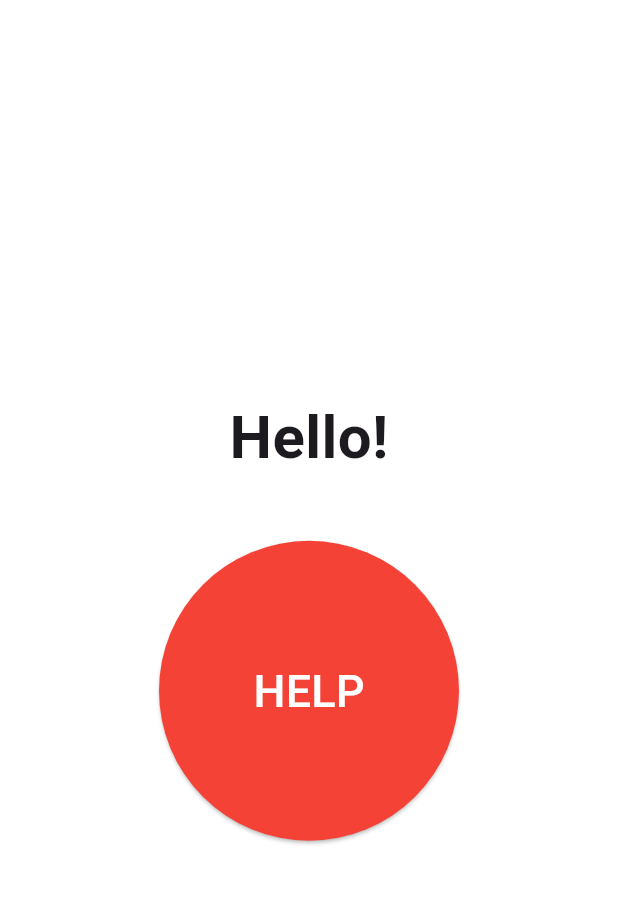
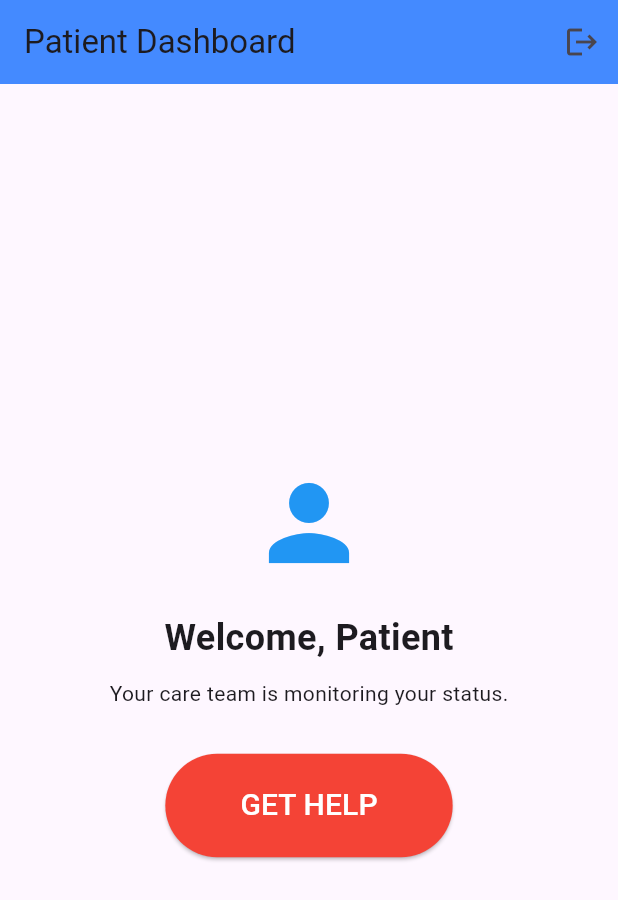
Before and after one commit to mariaawadd/alzheimer_care_app, a Flutter app: the screen it shows once a user with an empty profile is signed in, on a phone screen of 412 x 824 dp. Shown: the top 900 px of the screen. Run offline on Flutter 3.47's test engine with Material 3 defaults, Android fonts, the phone set to English and light mode, and no system bars; our stand-ins replace cloud_firestore, firebase_auth, firebase_core; accounts and stored records are empty; network calls fail.

Commit message:
Verified Sign-Up, Role-Based Routing, Persistence, and Logout

```diff
--- a/lib/screens/patient_home.dart
+++ b/lib/screens/patient_home.dart
@@ -1,25 +1,46 @@
 import 'package:flutter/material.dart';
+import '../services/auth_service.dart';
 
 class PatientHome extends StatelessWidget {
   @override
   Widget build(BuildContext context) {
     return Scaffold(
-      backgroundColor: Colors.white,
+      appBar: AppBar(
+        title: const Text("Patient Dashboard"),
+        backgroundColor: Colors.blueAccent,
+        actions: [
+          IconButton(
+            icon: const Icon(Icons.logout),
+            tooltip: 'Logout',
+            onPressed: () async {
+              await AuthService().signOut();
+              // AuthWrapper in main.dart will handle the redirection automatically
+            },
+          ),
+        ],
+      ),
       body: Center(
         child: Column(
           mainAxisAlignment: MainAxisAlignment.center,
           children: [
-            Text("Hello!", style: TextStyle(fontSize: 40, fontWeight: FontWeight.bold)),
-            SizedBox(height: 40),
-            // A huge button for emergency or help
-            Container(
-              width: 200,
-              height: 200,
-              child: ElevatedButton(
-                style: ElevatedButton.styleFrom(backgroundColor: Colors.red, shape: CircleBorder()),
-                onPressed: () {},
-                child: Text("HELP", style: TextStyle(color: Colors.white, fontSize: 30)),
+            const Icon(Icons.person, size: 80, color: Colors.blue),
+            const SizedBox(height: 20),
+            const Text(
+              "Welcome, Patient",
+              style: TextStyle(fontSize: 24, fontWeight: FontWeight.bold),
+            ),
+            const SizedBox(height: 10),
+            const Text("Your care team is monitoring your status."),
+            const SizedBox(height: 30),
+            ElevatedButton(
+              onPressed: () {
+                // Placeholder for emergency help button
+              },
+              style: ElevatedButton.styleFrom(
+                backgroundColor: Colors.red,
+                padding: const EdgeInsets.symmetric(horizontal: 50, vertical: 20),
               ),
+              child: const Text("GET HELP", style: TextStyle(color: Colors.white, fontSize: 20)),
             ),
           ],
         ),
--- a/lib/services/auth_service.dart
+++ b/lib/services/auth_service.dart
@@ -36,6 +36,10 @@ class AuthService {
       return null;
     }
   }
+  // Sign Out Method
+  Future<void> signOut() async {
+    await _auth.signOut();
+  }
 
   // Get User Role from Firestore
   Future<String?> getUserRole(String uid) async {
```
Also changed, not shown: lib/screens/caregiver_home.dart (+36 -7 lines).
